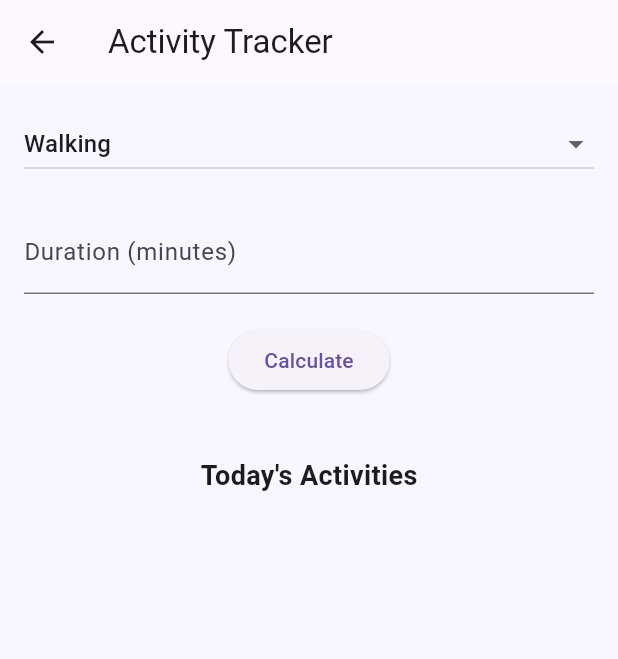
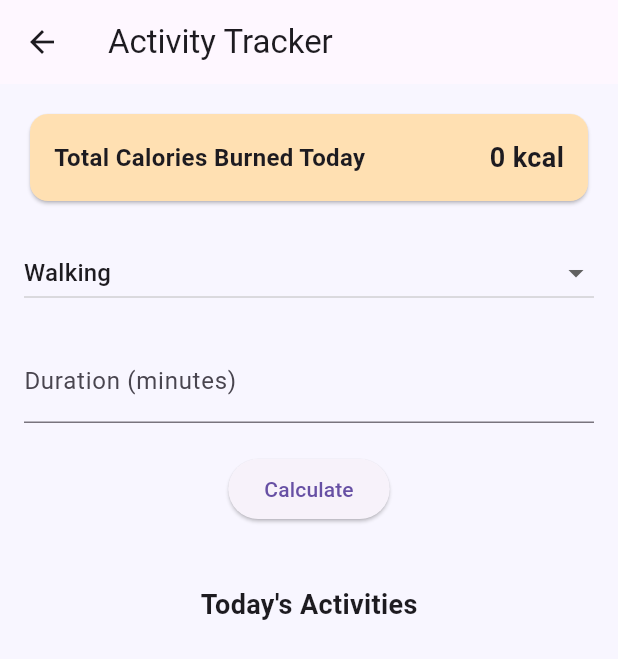
Before and after one commit to Aiswarya-A-Vinod/health_tracker_app, a Flutter app: the ActivityScreen screen opened directly, after a tap on "Calculate", on a phone screen of 412 x 824 dp. Shown: the top 659 px of the screen. Run offline on Flutter 3.47's test engine with Material 3 defaults, Android fonts, the phone set to English and light mode, and no system bars; our stand-ins replace fl_chart, flutter_local_notifications, image_picker, shared_preferences, timezone; accounts and stored records are empty.

Commit message:
Added new improvements to health tracker

```diff
--- a/lib/screens/activity_screen.dart
+++ b/lib/screens/activity_screen.dart
@@ -2,6 +2,9 @@ import 'package:flutter/material.dart';
 import '../data/met_data.dart';
 import '../utils/met_calculator.dart';
 import '../models/activity.dart';
+import 'package:shared_preferences/shared_preferences.dart';
+import 'dart:convert';
+import 'package:intl/intl.dart';
 
 class ActivityScreen extends StatefulWidget {
   final double userWeight;
@@ -19,6 +22,70 @@ class _ActivityScreenState extends State<ActivityScreen> {
 
   List<Activity> activities = [];
 
+  // FILTER TODAY'S ACTIVITIES
+  List<Activity> get todayActivities {
+    final now = DateTime.now();
+
+    return activities.where((activity) {
+      return activity.time.year == now.year &&
+          activity.time.month == now.month &&
+          activity.time.day == now.day;
+    }).toList();
+  }
+
+  // TOTAL CALORIES (TODAY ONLY)
+  double get totalCalories {
+    double total = 0;
+    for (var activity in todayActivities) {
+      total += activity.calories;
+    }
+    return total;
+  }
+
+  // ICON FUNCTION
+  IconData getActivityIcon(String activityName) {
+    switch (activityName) {
+      case "Walking":
+        return Icons.directions_walk;
+      case "Running":
+        return Icons.directions_run;
+      case "Cycling":
+        return Icons.pedal_bike;
+      case "Swimming":
+        return Icons.pool;
+      case "Yoga":
+        return Icons.self_improvement;
+      default:
+        return Icons.fitness_center;
+    }
+  }
+
+  // SAVE ACTIVITIES
+  Future<void> saveActivities() async {
+    final prefs = await SharedPreferences.getInstance();
+
+    List<String> activityList =
+        activities.map((a) => jsonEncode(a.toJson())).toList();
+
+    await prefs.setStringList("activities", activityList);
+  }
+
+  // LOAD ACTIVITIES
+  Future<void> loadActivities() async {
+    final prefs = await SharedPreferences.getInstance();
+
+    List<String>? activityList = prefs.getStringList("activities");
+
+    if (activityList != null) {
+      setState(() {
+        activities = activityList
+            .map((a) => Activity.fromJson(jsonDecode(a)))
+            .toList();
+      });
+    }
+  }
+
+  // CALCULATE CALORIES
   void calculate() {
     final duration = int.tryParse(durationController.text);
     if (duration == null) return;
@@ -43,6 +110,14 @@ class _ActivityScreenState extends State<ActivityScreen> {
         ),
       );
     });
+
+    saveActivities();
+  }
+
+  @override
+  void initState() {
+    super.initState();
+    loadActivities();
   }
 
   @override
@@ -53,6 +128,33 @@ class _ActivityScreenState extends State<ActivityScreen> {
         padding: const EdgeInsets.all(16),
         child: Column(
           children: [
+            Card(
+              color: Colors.orange.shade100,
+              child: Padding(
+                padding: const EdgeInsets.all(16),
+                child: Row(
+                  mainAxisAlignment: MainAxisAlignment.spaceBetween,
+                  children: [
+                    const Text(
+                      "Total Calories Burned Today",
+                      style: TextStyle(
+                        fontSize: 16,
+                        fontWeight: FontWeight.bold,
+                      ),
+                    ),
+                    Text(
+                      "${totalCalories.toStringAsFixed(0)} kcal",
+                      style: const TextStyle(
+                        fontSize: 18,
+                        fontWeight: FontWeight.bold,
+                      ),
+                    ),
+                  ],
+                ),
+              ),
+            ),
+
+            const SizedBox(height: 20),
 
             DropdownButton<String>(
               value: selectedActivity,
@@ -108,16 +210,36 @@ class _ActivityScreenState extends State<ActivityScreen> {
 
             Expanded(
               child: ListView.builder(
-                itemCount: activities.length,
+                itemCount: todayActivities.length,
                 itemBuilder: (context, index) {
-                  final activity = activities[index];
+                  final activity = todayActivities[index];
 
                   return Card(
                     child: ListTile(
+                      leading: Icon(
+                        getActivityIcon(activity.name),
+                        color: Colors.deepPurple,
+                      ),
                       title: Text(activity.name),
-                      subtitle: Text("${activity.duration} minutes"),
-                      trailing: Text(
-                        "${activity.calories.toStringAsFixed(0)} kcal",
+                      subtitle: Text(
+                        "${activity.duration} minutes • ${DateFormat('hh:mm a').format(activity.time)}",
+                      ),
+                      trailing: Row(
+                        mainAxisSize: MainAxisSize.min,
+                        children: [
+                          Text(
+                              "${activity.calories.toStringAsFixed(0)} kcal"),
+                          IconButton(
+                            icon:
+                                const Icon(Icons.delete, color: Colors.red),
+                            onPressed: () {
+                              setState(() {
+                                activities.remove(activity);
+                              });
+                              saveActivities();
+                            },
+                          ),
+                        ],
                       ),
                     ),
                   );
```
Also changed, not shown: pubspec.lock.
